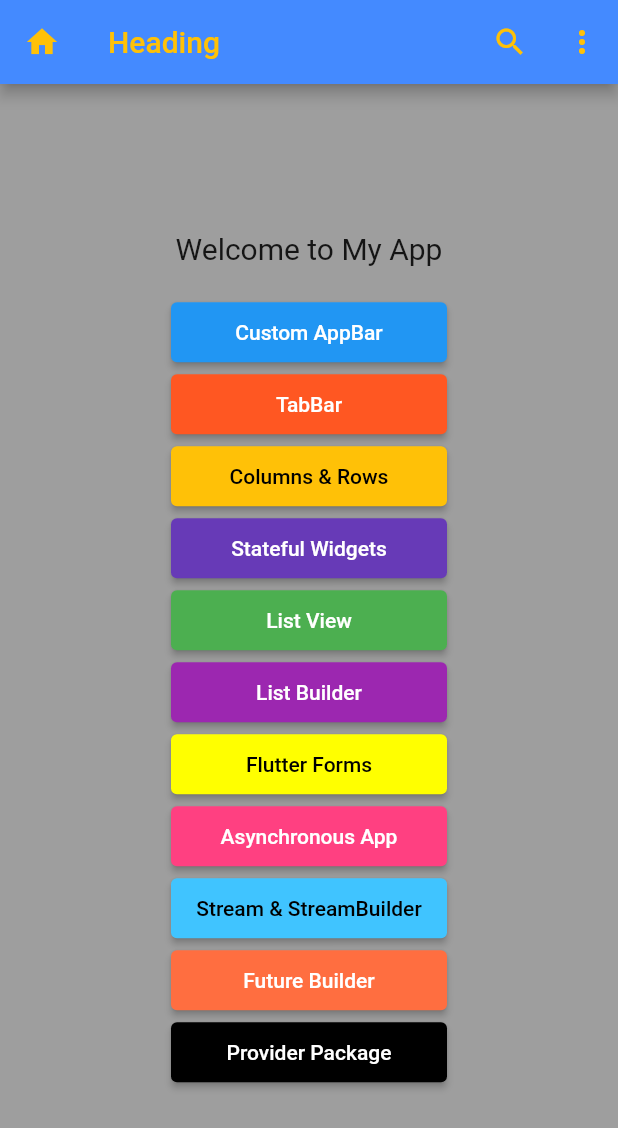
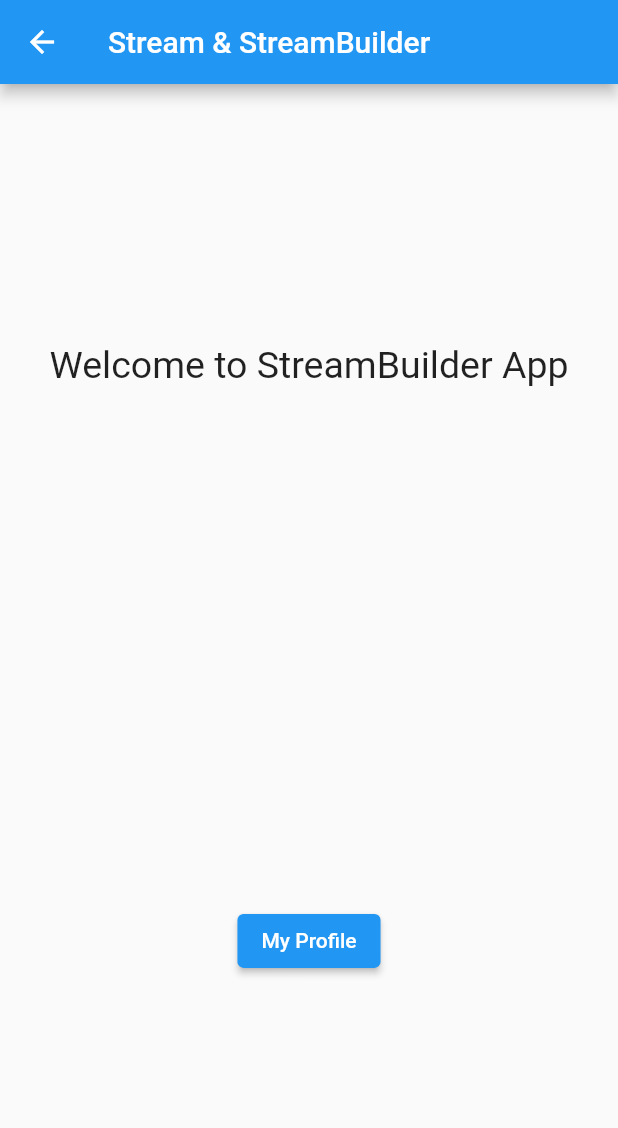
Before and after one commit to PoornaSenadheera100/Flutter-Fundamentals, a Flutter app: the screen it shows after launch, after a tap on "Stream & StreamBuilder", on a phone screen of 412 x 824 dp. Shown: the top 1128 px of the screen. Run offline on Flutter 3.47's test engine with Material 2 defaults, Android fonts, the phone set to English and light mode, and no system bars.

Commit message:
Implemented the basic design

```diff
--- a/lib/screens/async_app_screen2.dart
+++ b/lib/screens/async_app_screen2.dart
@@ -13,7 +13,6 @@ class _AsyncAppScreen2State extends State<AsyncAppScreen2> {
 
   @override
   void initState() {
-    // TODO: implement initState
     super.initState();
     loadData();
   }
--- a/lib/screens/menu_screen.dart
+++ b/lib/screens/menu_screen.dart
@@ -6,6 +6,7 @@ import 'package:flutter_fundamentals/screens/flutter_forms_screen1.dart';
 import 'package:flutter_fundamentals/screens/list_builder_screen.dart';
 import 'package:flutter_fundamentals/screens/list_view_screen1.dart';
 import 'package:flutter_fundamentals/screens/stateful_widgets_screen.dart';
+import 'package:flutter_fundamentals/screens/stream_builder_screen1.dart';
 import 'package:flutter_fundamentals/screens/tab_bar_screen.dart';
 
 class MenuScreen extends StatelessWidget {
@@ -127,7 +128,7 @@ class MenuScreen extends StatelessWidget {
             ),
             ElevatedButton(
               onPressed: () {
-                Navigator.of(context).push(MaterialPageRoute(builder: (BuildContext context)=>FlutterFormsScreen()));
+                Navigator.of(context).push(MaterialPageRoute(builder: (BuildContext context)=>const FlutterFormsScreen()));
               },
               style: ButtonStyle(
                 minimumSize: MaterialStateProperty.resolveWith(
@@ -139,7 +140,7 @@ class MenuScreen extends StatelessWidget {
             ),
             ElevatedButton(
               onPressed: () {
-                Navigator.of(context).push(MaterialPageRoute(builder: (BuildContext context)=>AsyncAppScreen1()));
+                Navigator.of(context).push(MaterialPageRoute(builder: (BuildContext context)=>const AsyncAppScreen1()));
               },
               style: ButtonStyle(
                 minimumSize: MaterialStateProperty.resolveWith(
@@ -150,7 +151,9 @@ class MenuScreen extends StatelessWidget {
               child: const Text("Asynchronous App"),
             ),
             ElevatedButton(
-              onPressed: () {},
+              onPressed: () {
+                Navigator.of(context).push(MaterialPageRoute(builder: (BuildContext context)=>const StreamBuilderScreen1()));
+              },
               style: ButtonStyle(
                 minimumSize: MaterialStateProperty.resolveWith(
                         (states) => const Size(184.0, 40.0)),
--- /dev/null
+++ b/lib/screens/stream_builder_screen1.dart
@@ -0,0 +1,26 @@
+import 'package:flutter/material.dart';
+import 'package:flutter_fundamentals/screens/stream_builder_screen2.dart';
+
+class StreamBuilderScreen1 extends StatelessWidget {
+  const StreamBuilderScreen1({super.key});
+
+  @override
+  Widget build(BuildContext context) {
+    return Scaffold(
+      appBar: AppBar(
+        title: const Text("Stream & StreamBuilder"),
+      ),
+      body: Center(
+        child: Column(
+          mainAxisAlignment: MainAxisAlignment.spaceAround,
+          children: [
+            const Text("Welcome to StreamBuilder App", style: TextStyle(fontSize: 25.0),),
+            ElevatedButton(onPressed: () {
+              Navigator.of(context).push(MaterialPageRoute(builder: (BuildContext context)=>const StreamBuilderScreen2()));
+            }, child: const Text("My Profile")),
+          ],
+        ),
+      ),
+    );
+  }
+}
```
Also changed, not shown: lib/screens/stream_builder_screen2.dart (added, +94 -0 lines).
